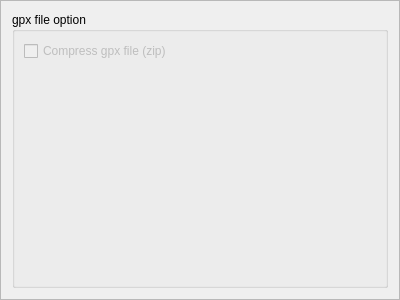
Above: src/plugins/ioGPX/iogpxoptionsframe.ui from shujaatak/gpsbook before the change. Below: the same form after it.
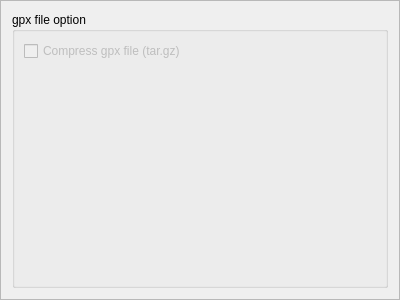
That is the form after the change.

```diff
--- a/src/plugins/ioGPX/iogpxoptionsframe.ui
+++ b/src/plugins/ioGPX/iogpxoptionsframe.ui
@@ -32,7 +32,7 @@
          <bool>false</bool>
         </property>
         <property name="text">
-         <string>Compress gpx file (zip)</string>
+         <string>Compress gpx file (tar.gz)</string>
         </property>
        </widget>
       </item>
```
